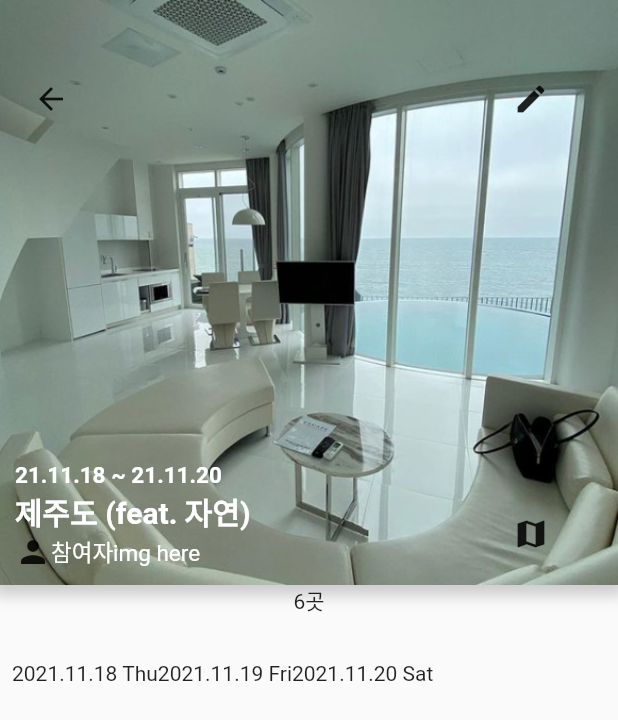
After one commit to 21-2/trailer, a Flutter app: the TrailistView screen opened by its route, on a phone screen of 412 x 824 dp. The commit adds this screen. Shown: the top 720 px of the screen. Run offline on Flutter 3.47's test engine with Material 2 defaults, Android fonts, the light colour scheme and no system bars; our stand-ins replace animated_splash_screen, carousel_slider, cloud_firestore, firebase_auth, firebase_core, flutter_signin_button and 4 more; accounts and stored records are empty; network calls fail; Roboto replaces fonts that are missing (SpoqaHans).

Commit message:
trailist 상세페이지 생성

```diff
--- /dev/null
+++ b/lib/bindings/trailist_binding.dart
@@ -0,0 +1,9 @@
+import 'package:get/get.dart';
+import 'package:trailer/controller/trailistController.dart';
+
+class TrailistBinding extends Bindings{
+  @override
+  void dependencies(){
+    Get.put<TrailistController>(TrailistController());
+  }
+}
--- a/lib/route/app_pages.dart
+++ b/lib/route/app_pages.dart
@@ -6,7 +6,7 @@ import 'package:trailer/bindings/login_binding.dart';
 import 'package:trailer/bindings/home_binding.dart';
 import 'package:trailer/bindings/search_binding.dart';
 import 'package:trailer/bindings/search_results_binding.dart';
-import 'package:trailer/bindings/trailistBindings.dart';
+import 'package:trailer/bindings/trailist_binding.dart';
 import 'package:trailer/views/dashboard.dart';
 import 'package:trailer/views/details.dart';
 import 'package:trailer/views/favorites.dart';
@@ -15,7 +15,7 @@ import 'package:trailer/views/login.dart';
 import 'package:trailer/views/profile.dart';
 import 'package:trailer/views/search.dart';
 import 'package:trailer/views/searchResults.dart';
-import 'package:trailer/views/trailistList.dart';
+import 'package:trailer/views/trailist.dart';
 part 'app_routes.dart';
 
 
@@ -75,9 +75,9 @@ class AppPages{
           ),
           GetPage(
             name: _Paths.TRAILIST,
-          page: ()=> TrailistList(),
+            page: () => TrailistView(),
             binding: TrailistBinding(),
-        )
+          ),
   ];
 
 }
--- a/lib/route/app_routes.dart
+++ b/lib/route/app_routes.dart
@@ -23,5 +23,5 @@ abstract class _Paths {
   static const PROFILE = '/profile';
   static const FAVORITES = '/favorites';
   static const DASHBOARD = '/dashboard';
-  static const TRAILIST = '/trailistList';
+  static const TRAILIST = '/trailist';
 }
--- a/lib/views/favorites.dart
+++ b/lib/views/favorites.dart
@@ -1,8 +1,9 @@
 import 'package:get/get.dart';
 import 'package:flutter/material.dart';
 import 'package:trailer/controller/favoritesController.dart';
+import 'package:trailer/widget/myLocationCard.dart';
 import 'package:trailer/widget/myTrailist.dart';
-import 'package:trailer/widget/searchlocationCard.dart';
+import 'package:trailer/widget/searchLocationCard.dart';
 import 'package:trailer/widget/trailist.dart';
 
 class Favorites extends GetView<FavoritesController> {
--- /dev/null
+++ b/lib/views/trailist.dart
@@ -0,0 +1,128 @@
+import 'package:font_awesome_flutter/font_awesome_flutter.dart';
+import 'package:get/get.dart';
+import 'package:flutter/material.dart';
+import 'package:trailer/controller/detailController.dart';
+import 'package:carousel_slider/carousel_slider.dart';
+import 'package:trailer/widget/locationCard.dart';
+import 'package:trailer/widget/review.dart';
+
+class TrailistView extends GetView<DetailController> {
+  var width = Get.context!.mediaQuerySize.width;
+  var height = Get.context!.mediaQuerySize.height;
+
+  @override
+  Widget build(BuildContext context) {
+
+    return Scaffold(
+        body: SingleChildScrollView(
+          child:
+          Column(
+            children: [
+              Container(
+                decoration: BoxDecoration(
+                    boxShadow:
+                    [BoxShadow(
+                        color: Colors.grey.withOpacity(0.5),
+                        spreadRadius: 5,
+                        blurRadius: 7,
+                        offset: Offset(0, 2)
+                    )]),
+                child: Stack(
+                    children: [
+                      Image(image: AssetImage('lib/images/detailExample/escape-1.png'), fit: BoxFit.cover,),
+                      Positioned(
+                          bottom: 300,
+                          left: 10,
+                          child: Column(
+                            mainAxisAlignment: MainAxisAlignment.start,
+                            crossAxisAlignment: CrossAxisAlignment.start,
+                            children: [
+                              IconButton(
+                                  icon: Icon(Icons.arrow_back),
+                                  onPressed: (){
+                                    Get.back();
+                                  }
+                              )
+                            ],
+                          )
+                      ),
+                      Positioned(
+                          bottom: 300,
+                          left: 330,
+                          child: Column(
+                            mainAxisAlignment: MainAxisAlignment.start,
+                            crossAxisAlignment: CrossAxisAlignment.start,
+                            children: [
+                              IconButton(
+                                  icon: Icon(Icons.edit),
+                                  onPressed: (){
+                                    print('clicked edit button!!!!!');
+                                  }
+                              )
+                            ],
+                          )
+                      ),
+                      Positioned(
+                          bottom: 10,
+                          left: 10,
+                          child: Column(
+                            mainAxisAlignment: MainAxisAlignment.start,
+                            crossAxisAlignment: CrossAxisAlignment.start,
+                            children: [
+                              Text('21.11.18 ~ 21.11.20', style: TextStyle(fontWeight: FontWeight.w700, fontSize:15, color: Colors.white)),
+                              Text('제주도 (feat. 자연)', style: TextStyle(fontWeight: FontWeight.w700, fontSize:20, color: Colors.white)),
+                              Row(
+                                  children:[
+                                    Icon(Icons.person),
+                                    Text('참여자img here', style:TextStyle(fontSize: 15, color: Colors.white ))
+                                  ]),
+                            ],
+                          )
+                      ),
+                      Positioned(
+                          bottom: 10,
+                          left: 330,
+                          child: Column(
+                            mainAxisAlignment: MainAxisAlignment.start,
+                            crossAxisAlignment: CrossAxisAlignment.start,
+                            children: [
+                              IconButton(
+                                icon: Icon(Icons.map),
+                                onPressed: (){
+                                  print('clicked map button!!!!!');
+                                }
+                              )
+                            ],
+                          )
+                      ),
+                    ]
+                ),
+              ),
+              Column(
+                mainAxisAlignment: MainAxisAlignment.start,
+                crossAxisAlignment: CrossAxisAlignment.start,
+                children: [
+                  //Icon(Icons.map_marker),
+                  Text('6곳'),
+                ],
+              ),
+              SizedBox(height: 10),
+              Padding(
+                  padding: const EdgeInsets.fromLTRB(8, 20, 0, 20),
+                  child: Row(
+                    children: [
+                      Text('2021.11.18 Thu'),
+                      SizedBox(height: 10),
+                      Text('2021.11.19 Fri'),
+                      SizedBox(height: 10),
+                      Text('2021.11.20 Sat'),
+                    ]
+                  )
+              ),
+
+            ],
+          ),
+        )
+    );
+  }
+}
```
Also changed, not shown: lib/controller/favoritesController.dart (+10 -1 lines), lib/controller/trailistController.dart (+5 -3 lines), lib/widget/myLocationCard.dart (added, +62 -0 lines), lib/widget/myTrailist.dart (+5 -2 lines). Lines whose indentation alone changed are shown as unchanged.
